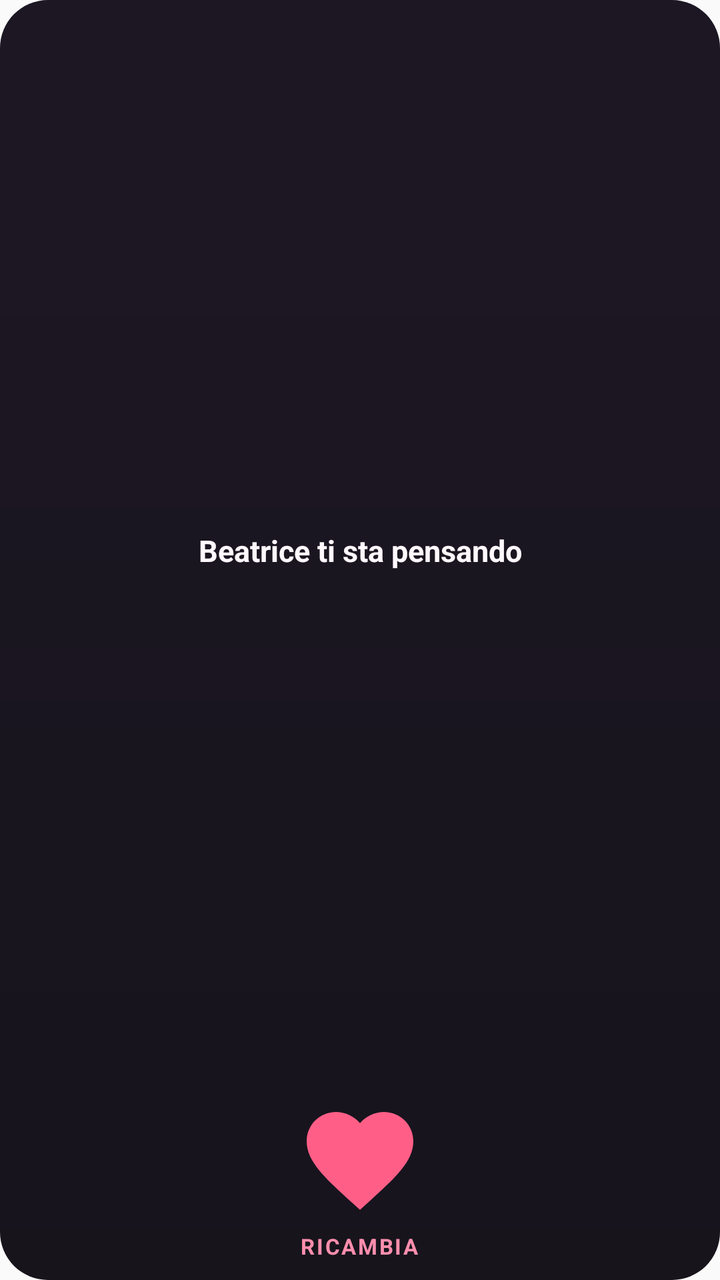
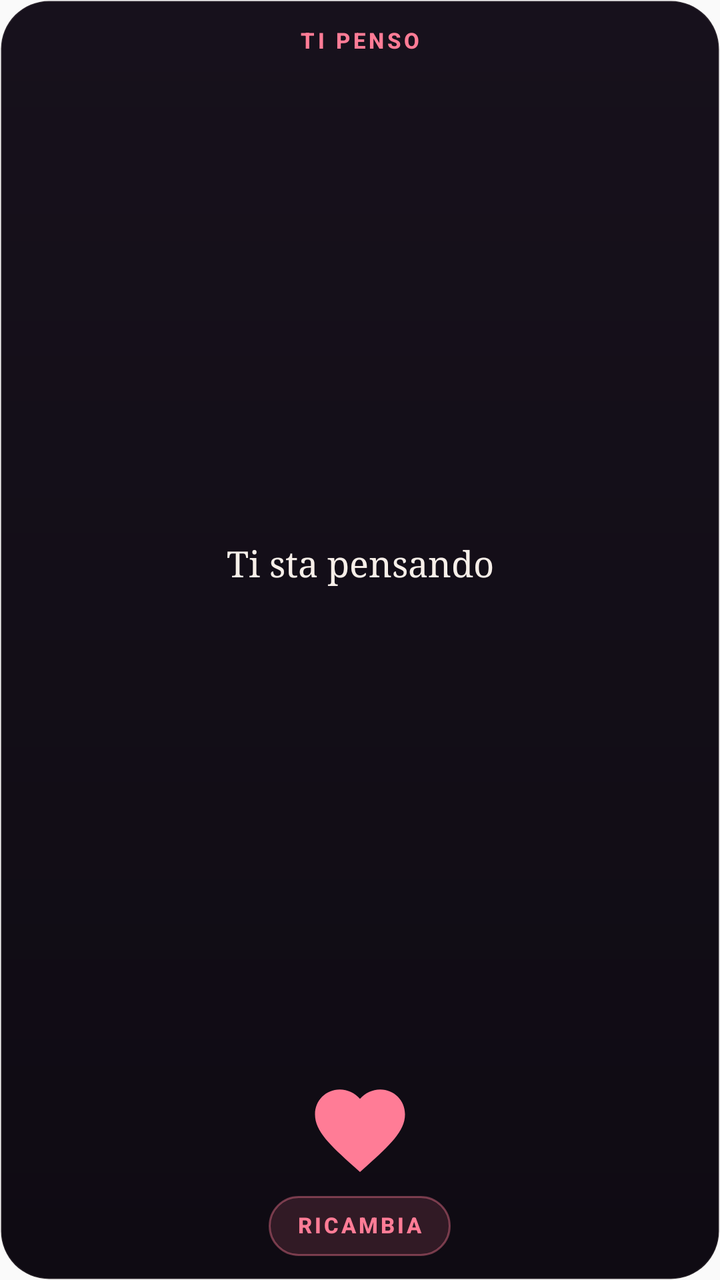

Screens rendered from an Android XML layout before and after an edit, with the pre-edit source and the edit as a unified diff.
<!-- AndroidManifest.xml: another module's application theme AppTheme -->
<!-- res/layout/us_widget_preview_think.xml -->
<?xml version="1.0" encoding="utf-8"?>
<LinearLayout xmlns:android="http://schemas.android.com/apk/res/android"
    android:layout_width="match_parent"
    android:layout_height="match_parent"
    android:background="@drawable/us_widget_background"
    android:gravity="center_horizontal"
    android:orientation="vertical"
    android:padding="10dp">

    <TextView
        android:layout_width="match_parent"
        android:layout_height="0dp"
        android:layout_weight="1"
        android:gravity="center"
        android:includeFontPadding="false"
        android:lineSpacingExtra="1dp"
        android:maxLines="2"
        android:textColor="@color/us_widget_text"
        android:textSize="15sp"
        android:textStyle="bold"
            android:text="Beatrice ti sta pensando" />

    <FrameLayout
        android:layout_width="72dp"
        android:layout_height="72dp"
        android:layout_marginTop="2dp"
        android:foregroundGravity="center">

        <ImageView
            android:layout_width="64dp"
            android:layout_height="64dp"
            android:layout_gravity="center"
            android:contentDescription="@string/us_widget_send"
            android:scaleType="centerInside"
            android:src="@drawable/us_widget_heart" />

        <ImageView
            android:layout_width="72dp"
            android:layout_height="72dp"
            android:layout_gravity="center"
            android:contentDescription="@string/us_widget_send"
            android:scaleType="centerInside"
            android:src="@drawable/us_widget_heart"
            android:visibility="gone" />
    </FrameLayout>

    <TextView
        android:layout_width="wrap_content"
        android:layout_height="wrap_content"
        android:layout_marginTop="1dp"
        android:includeFontPadding="false"
        android:letterSpacing="0.08"
        android:textAllCaps="true"
        android:textColor="@color/us_widget_accent"
        android:textSize="11sp"
        android:textStyle="bold"
            android:text="Ricambia" />
</LinearLayout>
<!-- resources referenced by this layout -->
<resources>
  <color name="us_widget_accent">#FF8EAD</color>
  <color name="us_widget_text">#FFF8FD</color>
  <!-- drawable us_widget_background (drawable) -->
  <?xml version="1.0" encoding="utf-8"?>
  <shape xmlns:android="http://schemas.android.com/apk/res/android" android:shape="rectangle">
      <gradient
          android:angle="270"
          android:endColor="#F20A0710"
          android:startColor="#F2110B18" />
      <corners android:radius="24dp" />
  </shape>
  <!-- drawable us_widget_heart (drawable) -->
  <?xml version="1.0" encoding="utf-8"?>
  <vector xmlns:android="http://schemas.android.com/apk/res/android"
      android:width="64dp"
      android:height="64dp"
      android:viewportWidth="24"
      android:viewportHeight="24">
      <path
          android:fillColor="@color/us_widget_heart"
          android:pathData="M12,21.35L10.55,20.03C5.4,15.36 2,12.28 2,8.5C2,5.42 4.42,3 7.5,3C9.24,3 10.91,3.81 12,5.09C13.09,3.81 14.76,3 16.5,3C19.58,3 22,5.42 22,8.5C22,12.28 18.6,15.36 13.45,20.04L12,21.35Z" />
  </vector>
  <string name="us_widget_send">Invia Ti penso</string>
  <style name="AppTheme" parent="Theme.AppCompat.Light.DarkActionBar">
          
          <item name="colorPrimary">@color/colorPrimary</item>
          <item name="colorPrimaryDark">@color/colorPrimaryDark</item>
          <item name="colorAccent">@color/colorAccent</item>
      </style>
  <color name="us_widget_heart">#FF5F87</color>
</resources>

<!-- the commit's change to res/layout/us_widget_preview_think.xml (unified diff, before → after) -->
@@ -5,54 +5,57 @@
     android:background="@drawable/us_widget_background"
     android:gravity="center_horizontal"
     android:orientation="vertical"
-    android:padding="10dp">
+    android:paddingStart="12dp"
+    android:paddingTop="14dp"
+    android:paddingEnd="12dp"
+    android:paddingBottom="12dp">
+
+    <TextView
+        android:layout_width="wrap_content"
+        android:layout_height="wrap_content"
+        android:fontFamily="sans-serif-medium"
+        android:includeFontPadding="false"
+        android:letterSpacing="0.14"
+        android:text="@string/us_widget_cta"
+        android:textAllCaps="true"
+        android:textColor="@color/us_widget_rosa"
+        android:textSize="11sp"
+        android:textStyle="bold" />
 
     <TextView
         android:layout_width="match_parent"
         android:layout_height="0dp"
         android:layout_weight="1"
+        android:fontFamily="serif"
         android:gravity="center"
         android:includeFontPadding="false"
-        android:lineSpacingExtra="1dp"
         android:maxLines="2"
+        android:text="@string/us_widget_preview_think"
         android:textColor="@color/us_widget_text"
-        android:textSize="15sp"
-        android:textStyle="bold"
-            android:text="Beatrice ti sta pensando" />
+        android:textSize="18sp" />
 
-    <FrameLayout
-        android:layout_width="72dp"
-        android:layout_height="72dp"
-        android:layout_marginTop="2dp"
-        android:foregroundGravity="center">
-
-        <ImageView
-            android:layout_width="64dp"
-            android:layout_height="64dp"
-            android:layout_gravity="center"
-            android:contentDescription="@string/us_widget_send"
-            android:scaleType="centerInside"
-            android:src="@drawable/us_widget_heart" />
-
-        <ImageView
-            android:layout_width="72dp"
-            android:layout_height="72dp"
-            android:layout_gravity="center"
-            android:contentDescription="@string/us_widget_send"
-            android:scaleType="centerInside"
-            android:src="@drawable/us_widget_heart"
-            android:visibility="gone" />
-    </FrameLayout>
+    <ImageView
+        android:layout_width="54dp"
+        android:layout_height="54dp"
+        android:importantForAccessibility="no"
+        android:scaleType="centerInside"
+        android:src="@drawable/us_widget_heart" />
 
     <TextView
         android:layout_width="wrap_content"
-        android:layout_height="wrap_content"
-        android:layout_marginTop="1dp"
+        android:layout_height="30dp"
+        android:layout_marginTop="6dp"
+        android:background="@drawable/us_widget_pill_rosa"
+        android:fontFamily="sans-serif-medium"
+        android:gravity="center"
         android:includeFontPadding="false"
-        android:letterSpacing="0.08"
+        android:letterSpacing="0.12"
+        android:minWidth="88dp"
+        android:paddingStart="14dp"
+        android:paddingEnd="14dp"
+        android:text="@string/us_widget_preview_think_cta"
         android:textAllCaps="true"
-        android:textColor="@color/us_widget_accent"
+        android:textColor="@color/us_widget_rosa"
         android:textSize="11sp"
-        android:textStyle="bold"
-            android:text="Ricambia" />
+        android:textStyle="bold" />
 </LinearLayout>
<!-- resource entries referenced after the edit -->
@@ -1,14 +1,15 @@
 <!-- resources referenced by this layout -->
 <resources>
-  <color name="us_widget_accent">#FF8EAD</color>
-  <color name="us_widget_text">#FFF8FD</color>
+  <color name="us_widget_rosa">#FFFF7C96</color>
+  <color name="us_widget_text">#FFF7EFE9</color>
   <!-- drawable us_widget_background (drawable) -->
   <?xml version="1.0" encoding="utf-8"?>
   <shape xmlns:android="http://schemas.android.com/apk/res/android" android:shape="rectangle">
       <gradient
           android:angle="270"
-          android:endColor="#F20A0710"
-          android:startColor="#F2110B18" />
+          android:endColor="#FF0F0B13"
+          android:startColor="#FF17111C" />
+      <stroke android:width="1dp" android:color="#17F7EFE9" />
       <corners android:radius="24dp" />
   </shape>
   <!-- drawable us_widget_heart (drawable) -->
@@ -22,13 +23,22 @@
           android:fillColor="@color/us_widget_heart"
           android:pathData="M12,21.35L10.55,20.03C5.4,15.36 2,12.28 2,8.5C2,5.42 4.42,3 7.5,3C9.24,3 10.91,3.81 12,5.09C13.09,3.81 14.76,3 16.5,3C19.58,3 22,5.42 22,8.5C22,12.28 18.6,15.36 13.45,20.04L12,21.35Z" />
   </vector>
-  <string name="us_widget_send">Invia Ti penso</string>
+  <!-- drawable us_widget_pill_rosa (drawable) -->
+  <?xml version="1.0" encoding="utf-8"?>
+  <shape xmlns:android="http://schemas.android.com/apk/res/android" android:shape="rectangle">
+      <solid android:color="#24FF7C96" />
+      <stroke android:width="1dp" android:color="#66FF7C96" />
+      <corners android:radius="15dp" />
+  </shape>
+  <string name="us_widget_cta">Ti penso</string>
+  <string name="us_widget_preview_think">Ti sta pensando</string>
+  <string name="us_widget_preview_think_cta">Ricambia</string>
   <style name="AppTheme" parent="Theme.AppCompat.Light.DarkActionBar">
           
           <item name="colorPrimary">@color/colorPrimary</item>
           <item name="colorPrimaryDark">@color/colorPrimaryDark</item>
           <item name="colorAccent">@color/colorAccent</item>
       </style>
-  <color name="us_widget_heart">#FF5F87</color>
+  <color name="us_widget_heart">#FFFF7C96</color>
 </resources>
 
